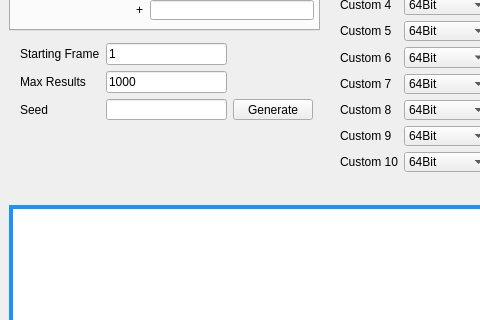
Old version of the form Forms/Researcher.ui in the repository Admiral-Fish/PokeFinder; both pictures show x 0 to 480 and y 97 to 417 of the 797 by 638 pixel window.
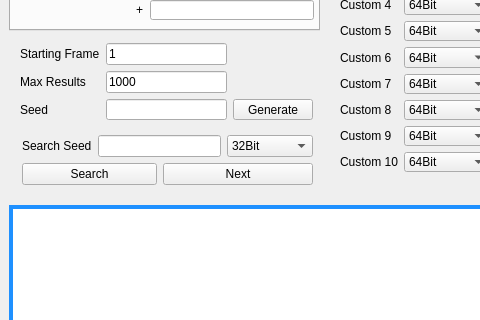
New version of the form. Custom widgets are drawn as their Qt base class.

Commit message: Researcher searching

Diff of the .ui file:
```diff
--- a/Forms/Researcher.ui
+++ b/Forms/Researcher.ui
@@ -2683,6 +2683,61 @@
      </item>
     </layout>
    </widget>
+   <widget class="QWidget" name="">
+    <property name="geometry">
+     <rect>
+      <x>22</x>
+      <y>232</y>
+      <width>291</width>
+      <height>51</height>
+     </rect>
+    </property>
+    <layout class="QGridLayout" name="gridLayout">
+     <item row="0" column="0">
+      <widget class="QLabel" name="label_23">
+       <property name="text">
+        <string>Search Seed</string>
+       </property>
+      </widget>
+     </item>
+     <item row="0" column="1" colspan="2">
+      <widget class="QTextBox" name="textBoxSearch"/>
+     </item>
+     <item row="0" column="3">
+      <widget class="QComboBox" name="comboBoxSearch">
+       <item>
+        <property name="text">
+         <string>32Bit</string>
+        </property>
+       </item>
+       <item>
+        <property name="text">
+         <string>16Bit High</string>
+        </property>
+       </item>
+       <item>
+        <property name="text">
+         <string>16Bit Low</string>
+        </property>
+       </item>
+      </widget>
+     </item>
+     <item row="1" column="0" colspan="2">
+      <widget class="QPushButton" name="pushButtonSearch">
+       <property name="text">
+        <string>Search</string>
+       </property>
+      </widget>
+     </item>
+     <item row="1" column="2" colspan="2">
+      <widget class="QPushButton" name="pushButtonNext">
+       <property name="text">
+        <string>Next</string>
+       </property>
+      </widget>
+     </item>
+    </layout>
+   </widget>
   </widget>
   <widget class="QMenuBar" name="menubar">
    <property name="geometry">
```
Left out of the diff: 22 changed lines with no effect on the pictures. The commit also changes 17 other files.
